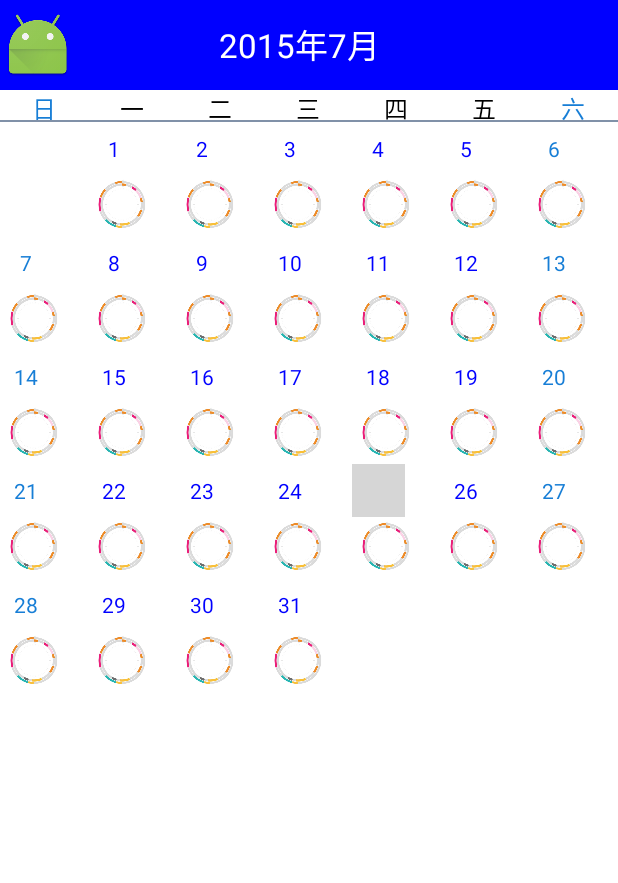
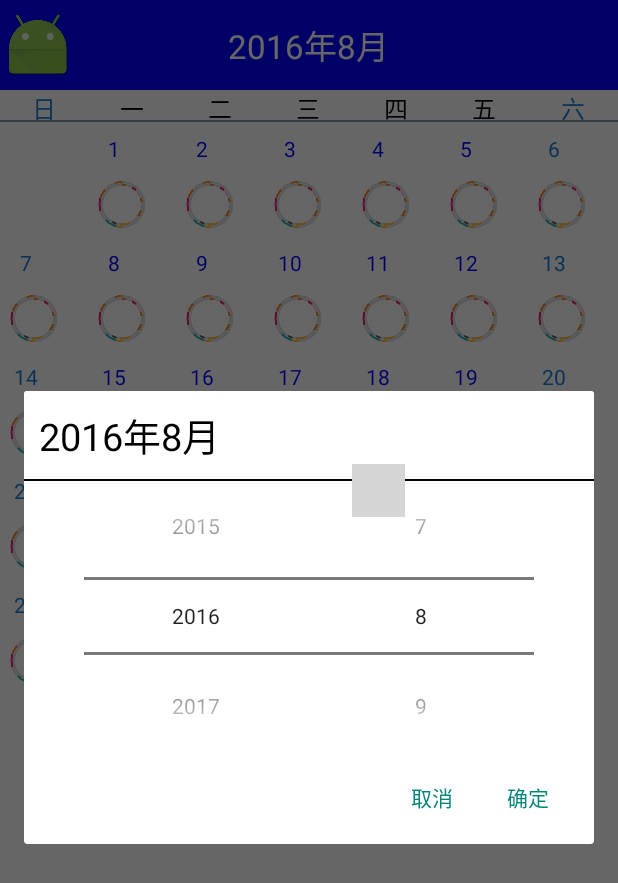
Before and after one commit to Android-YZP/youshi, an Android app: the MonthActivity screen opened directly, with no data from a screen before it, after a tap on "2016年8月", on a phone screen of 412 x 824 dp. Shown: the top 883 px of the screen. Run offline under Robolectric (Android 15) with nearby library versions, the phone set to English and light mode, and no system bars; libraries missing offline, so code that uses them is left out: org.xutils, org.xutils.common; 3 statements that could not run were skipped; grey boxes are pictures that could not be loaded.

Commit message:
今日界面---完成周视图与月视图之间的界面逻辑跳转.

```diff
--- a/app/src/main/AndroidManifest.xml
+++ b/app/src/main/AndroidManifest.xml
@@ -13,16 +13,15 @@
         android:supportsRtl="true"
         android:theme="@style/AppTheme">
         <activity android:name=".MainActivity"></activity>
-        <activity android:name=".activity.TestMsgActivity">
+        <activity android:name=".activity.TestMsgActivity" android:launchMode="singleTask">
             <intent-filter>
                 <action android:name="android.intent.action.MAIN" />
-
                 <category android:name="android.intent.category.LAUNCHER" />
             </intent-filter>
         </activity>
         <activity
             android:name=".fragment.month.MonthActivity"
-            android:theme="@style/Theme.AppCompat.NoActionBar" />
+            android:theme="@style/Theme.AppCompat.Light.NoActionBar" />
         <activity android:name=".activity.TestNetActivity"></activity>
     </application>
 
--- a/app/src/main/java/com/mkch/youshi/activity/TestNetActivity.java
+++ b/app/src/main/java/com/mkch/youshi/activity/TestNetActivity.java
@@ -24,7 +24,7 @@ public class TestNetActivity extends AppCompatActivity {
         RequestParams params = new RequestParams("http://www.baidu.com");
         x.http().get(params, new Callback.CommonCallback<String>() {
             @Override
-                public void onCancelled(Callback.CancelledException arg0) {
+            public void onCancelled(Callback.CancelledException arg0) {
                 LogUtil.d("取消");
             }
 
--- a/app/src/main/java/com/mkch/youshi/fragment/month/MonthActivity.java
+++ b/app/src/main/java/com/mkch/youshi/fragment/month/MonthActivity.java
@@ -1,31 +1,43 @@
 package com.mkch.youshi.fragment.month;
 
+import android.content.Context;
+import android.content.DialogInterface;
+import android.content.Intent;
+import android.content.SharedPreferences;
 import android.graphics.Color;
 import android.graphics.drawable.ColorDrawable;
 import android.os.Bundle;
 import android.os.Message;
 import android.support.v4.view.ViewPager;
+import android.support.v7.app.AlertDialog;
 import android.support.v7.app.AppCompatActivity;
 import android.util.Log;
 import android.view.Display;
 import android.view.Gravity;
+import android.view.LayoutInflater;
 import android.view.View;
+import android.view.Window;
 import android.view.WindowManager;
-import android.view.animation.AnimationUtils;
+import android.widget.Adapter;
 import android.widget.AdapterView;
+import android.widget.EditText;
 import android.widget.GridView;
 import android.widget.ImageView;
 import android.widget.LinearLayout;
+import android.widget.NumberPicker;
 import android.widget.TextView;
 import android.widget.Toast;
+
 import com.mkch.youshi.R;
+import com.mkch.youshi.activity.TestMsgActivity;
 
 import org.xutils.common.util.LogUtil;
 
+import java.text.ParseException;
 import java.text.SimpleDateFormat;
 import java.util.Date;
 
-public class MonthActivity extends AppCompatActivity{
+public class MonthActivity extends AppCompatActivity {
     private static final int SUCCESS = 1;
     //    private GestureDetector gestureDetector = null;
     private CalendarAdapter calV = null;
@@ -36,6 +48,10 @@ public class MonthActivity extends AppCompatActivity{
     private int month_c = 0;
     private int day_c = 0;
     private String currentDate = "";
+    private NumberPicker mNpSelectYear;
+    private NumberPicker mNpSelectMonth;
+    private TextView mTvNumPicMonthTitle;
+    private TextView mTvNumPicYearTitle;
     /**
      * 当前的年月，现在日历顶端
      */
@@ -64,7 +80,10 @@ public class MonthActivity extends AppCompatActivity{
             }
         }
     };
+
     private int temp = 498;
+    private int mCurrentPos = 0;
+    private ImageView mIvBack;
 
     public MonthActivity() {
         Date date = new Date();
@@ -87,52 +106,48 @@ public class MonthActivity extends AppCompatActivity{
     //初始化数据
     private void initData() {
         //CalendarCard[] views = new CalendarCard[3];
+        //拿到从周视图传递过来的数据
+        Intent _intent = getIntent();
+        String _chooseDate = _intent.getStringExtra("ChooseDate");
+        LogUtil.d(_chooseDate+"------------------------------");
+        //如果检测到不是当天的日期,就改变月视图的初始值
+        if (!_chooseDate.contains("今日")){
+            try {
+                SimpleDateFormat sdf = new SimpleDateFormat("yyyy-M-d");
+                Date parseDate = sdf.parse(_chooseDate);
+                currentDate = sdf.format(parseDate); // 当期日期
+            } catch (ParseException e) {
+                e.printStackTrace();
+            }
+            year_c = Integer.parseInt(currentDate.split("-")[0]);
+            month_c = Integer.parseInt(currentDate.split("-")[1]);
+            day_c = Integer.parseInt(currentDate.split("-")[2]);
+        }
+        //初始化6个页面
         GridView[] views = new GridView[6];//初始化数据
         for (int i = 0; i < 6; i++) {
             GridView gridView = addGridView2();
             calV = new CalendarAdapter(this, getResources(), jumpMonth + i, jumpYear, year_c, month_c, day_c);
             gridView.setAdapter(calV);
             views[i] = gridView;
-            LogUtil.d(i+"YZP");
+            LogUtil.d(i + "YZP");
         }
         gridViewPagerAdapter = new PagerAdapter<>(views);
         viewPager.setAdapter(gridViewPagerAdapter);
         viewPager.setCurrentItem(498);
         //初始化日期Adapter,用于显示数据
-        calV = new CalendarAdapter(this, getResources(), jumpMonth, jumpYear, year_c, month_c, day_c);
-        addGridView();//添加一个GridView布局显示当前月的数据
-        gridView.setAdapter(calV);//设置Adapter显示数据
-        addTextToTopTextView(currentMonth);//顶部的当前日期显示
+        currentMonth.setText(year_c + "年" + month_c + "月");
     }
 
     //查找布局文件的对象
     private void findView() {
         currentMonth = (TextView) findViewById(R.id.tv_month_date);
+        mIvBack = (ImageView) findViewById(R.id.iv_month_back);
         viewPager = (ViewPager) findViewById(R.id.vp);
     }
 
-//    //初始化手势识别器
-//    private class MyGestureListener extends GestureDetector.SimpleOnGestureListener {
-//        @Override
-//        public boolean onFling(MotionEvent e1, MotionEvent e2, float velocityX, float velocityY) {
-//            int gvFlag = 0; // 每次添加gridview到viewflipper中时给的标记.0
-//            if (e1.getY() - e2.getY() > 120) {
-//                // 像左滑动
-//                enterNextMonth(gvFlag);
-//                return true;
-//            } else if (e1.getY() - e2.getY() < -120) {
-//                // 向右滑动
-//                enterPrevMonth(gvFlag);
-//                return true;
-//            }
-//            return false;
-//        }
-//    }
-
     /**
      * 移动到下一个月
-     *
-     * @param gvFlag
      */
     private void enterNextMonth(int gvFlag) {
         addGridView(); // 添加一个gridView
@@ -142,17 +157,22 @@ public class MonthActivity extends AppCompatActivity{
         addTextToTopTextView(currentMonth); // 移动到下一月后，将当月显示在头标题中
     }
 
-//    // 更新日历视图
-//    private void updateCalendarView(int arg0) {
-//        mShowViews = adapter.getAllItems();
-//        if (mDirection == SildeDirection.RIGHT) {
-//            mShowViews[arg0 % mShowViews.length].rightSlide();
-//        } else if (mDirection == SildeDirection.LEFT) {
-//            mShowViews[arg0 % mShowViews.length].leftSlide();
-//        }
-//        mDirection = SildeDirection.NO_SILDE;
-//    }
-
+    /**
+     * 选择事件事件的处理
+     * 拿到GridView重新设置Adapter
+     */
+    private void enterNextMonth3(final int pos, final int year, final int month) {
+        new Thread(new Runnable() {
+            @Override
+            public void run() {
+                GridView[] allItems = gridViewPagerAdapter.getAllItems();
+                allItem = allItems[pos % allItems.length];
+                calV = new CalendarAdapter(MonthActivity.this, getResources(), year, month, 4);
+//                mHandler.sendEmptyMessage(SUCCESS);
+                mHandler.sendEmptyMessageDelayed(SUCCESS, 200);
+            }
+        }).start();
+    }
 
     /**
      * 左右滑动事件的处理
@@ -163,16 +183,16 @@ public class MonthActivity extends AppCompatActivity{
         new Thread(new Runnable() {
             @Override
             public void run() {
-                temp = pos - temp;
+                temp = pos - temp;//判断是左还是右划的算法。
                 if (temp > 0) {
-                    jumpMonth++;
+                    if (jumpMonth != (2049 - year_c) * 12 + (12 - month_c))//判断是否到2049年12月，到达这一个月就不再让jumpMonth增加，
+                        jumpMonth++;
                     temp = pos;
-                } else {
+                } else if (temp < 0) {
                     jumpMonth--;
                     temp = pos;
                 }
                 GridView[] allItems = gridViewPagerAdapter.getAllItems();
-                Log.d("posYZP", "YZP" + (pos % allItems.length));
                 allItem = allItems[pos % allItems.length];
                 calV = new CalendarAdapter(MonthActivity.this, MonthActivity.this.getResources(), jumpMonth, jumpYear, year_c, month_c, day_c);
 //                mHandler.sendEmptyMessage(SUCCESS);
@@ -183,7 +203,8 @@ public class MonthActivity extends AppCompatActivity{
 
     /**
      * 移动到上一个月
-     *  @param gvFlag
+     *
+     * @param gvFlag
      */
     private void enterPrevMonth(int gvFlag) {
         addGridView(); // 添加一个gridView
@@ -195,6 +216,7 @@ public class MonthActivity extends AppCompatActivity{
 
     /**
      * 添加头部的年份 闰哪月等信息
+     *
      * @param view
      */
     public void addTextToTopTextView(TextView view) {
@@ -202,6 +224,7 @@ public class MonthActivity extends AppCompatActivity{
         // draw = getResources().getDrawable(R.drawable.top_day);
         // view.setBackgroundDrawable(draw);
         textDate.append(calV.getShowYear()).append("年").append(calV.getShowMonth()).append("月").append("\t");
+        LogUtil.d(calV.getShowMonth() + "----------------");
         view.setText(textDate);
     }
 
@@ -226,37 +249,12 @@ public class MonthActivity extends AppCompatActivity{
         // 去除gridView边框
         gridView.setVerticalSpacing(1);
         gridView.setHorizontalSpacing(1);
-//        gridView.setOnTouchListener(new View.OnTouchListener() {
-//            // 将gridview中的触摸事件回传给gestureDetector
-//            public boolean onTouch(View v, MotionEvent event) {
-//                return MonthActivity.this.gestureDetector.onTouchEvent(event);
-//            }
-//        });
-
-        gridView.setOnItemClickListener(new AdapterView.OnItemClickListener() {
-            @Override
-            public void onItemClick(AdapterView<?> arg0, View arg1, int position, long arg3) {
-                // 点击任何一个item，得到这个item的日期(排除点击的是周日到周六(点击不响应))
-                int startPosition = calV.getStartPositon();
-                int endPosition = calV.getEndPosition();
-                if (startPosition <= position + 7 && position <= endPosition - 7) {
-                    String scheduleDay = calV.getDateByClickItem(position).split("\\.")[0]; // 这一天的阳历
-                    // String scheduleLunarDay =
-                    // calV.getDateByClickItem(position).split("\\.")[1];
-                    // //这一天的阴历
-                    String scheduleYear = calV.getShowYear();
-                    String scheduleMonth = calV.getShowMonth();
-                    Toast.makeText(MonthActivity.this, scheduleYear + "-" + scheduleMonth + "-" + scheduleDay, Toast.LENGTH_SHORT).show();
-                    // Toast.makeText(CalendarActivity.this, "点击了该条目",
-                    // Toast.LENGTH_SHORT).show();
-                }
-            }
-        });
         gridView.setLayoutParams(params);
     }
 
     private GridView addGridView2() {
-        LinearLayout.LayoutParams params = new LinearLayout.LayoutParams(LinearLayout.LayoutParams.MATCH_PARENT, LinearLayout.LayoutParams.MATCH_PARENT);
+        LinearLayout.LayoutParams params = new LinearLayout.LayoutParams(LinearLayout.LayoutParams.MATCH_PARENT,
+                LinearLayout.LayoutParams.MATCH_PARENT);
         // 取得屏幕的宽度和高度
         WindowManager windowManager = getWindowManager();
         Display display = windowManager.getDefaultDisplay();
@@ -265,7 +263,6 @@ public class MonthActivity extends AppCompatActivity{
         GridView _gridView = new GridView(this);
         _gridView.setNumColumns(7);
         _gridView.setColumnWidth(40);
-        // gridView.setStretchMode(GridView.STRETCH_COLUMN_WIDTH);
         if (Width == 720 && Height == 1280) {
             _gridView.setColumnWidth(40);
         }
@@ -274,18 +271,12 @@ public class MonthActivity extends AppCompatActivity{
         // 去除gridView边框
         _gridView.setVerticalSpacing(1);
         _gridView.setHorizontalSpacing(1);
-//        _gridView.setOnTouchListener(new View.OnTouchListener() {
-//            // 将gridview中的触摸事件回传给gestureDetector
-//
-//            public boolean onTouch(View v, MotionEvent event) {
-//                return MonthActivity.this.gestureDetector.onTouchEvent(event);
-//            }
-//        });
 
         _gridView.setOnItemClickListener(new AdapterView.OnItemClickListener() {
             @Override
             public void onItemClick(AdapterView<?> arg0, View arg1, int position, long arg3) {
                 // 点击任何一个item，得到这个item的日期(排除点击的是周日到周六(点击不响应))
+                calV= (CalendarAdapter) arg0.getAdapter();//得到当前的adapter
                 int startPosition = calV.getStartPositon();
                 int endPosition = calV.getEndPosition();
                 if (startPosition <= position + 7 && position <= endPosition - 7) {
@@ -299,6 +290,13 @@ public class MonthActivity extends AppCompatActivity{
                     // Toast.LENGTH_SHORT).show();
 //                    TextView textView = (TextView) arg1.findViewById(R.id.tvtext);
 //                    textView.setTextColor(Color.RED);
+
+                    //跳转周视图界面
+                    String _ChooseDate = scheduleYear + "-" + scheduleMonth + "-" + scheduleDay;
+                    Intent intent = new Intent(MonthActivity.this, TestMsgActivity.class);
+                    intent.putExtra("Date",_ChooseDate);
+                    finish();
+                    startActivity(intent);
                 }
             }
         });
@@ -308,26 +306,26 @@ public class MonthActivity extends AppCompatActivity{
 
     //设置监听
     private void setListener() {
+        mIvBack.setOnClickListener(new View.OnClickListener() {
+            @Override
+            public void onClick(View v) {
+                finish();
+                startActivity(new Intent(MonthActivity.this,TestMsgActivity.class));
+            }
+        });
+
         currentMonth.setOnClickListener(new View.OnClickListener() {
-
             @Override
             public void onClick(View arg0) {
-                Toast.makeText(MonthActivity.this, "点击时间了", Toast.LENGTH_SHORT).show();
-                calV = new CalendarAdapter(MonthActivity.this, getResources(), 2015, 7, 4);
-                addGridView();//添加一个GridView布局显示当前月的数据
-                gridView.setAdapter(calV);//设置Adapter显示数据
-                addTextToTopTextView(currentMonth);//顶部的当前日期显示
-                //计算出与当前位置的偏差。
-                jumpMonth = -13;//1年龄3个月
+                showSelectDialog(year_c, month_c, year_c + "", month_c + "");
             }
         });
 
         viewPager.setOnPageChangeListener(new ViewPager.OnPageChangeListener() {
-
             @Override
             public void onPageSelected(int position) {
-                Log.d("viewPager的位置", "YZP" + position);
                 enterNextMonth2(position);
+                mCurrentPos = position;
             }
 
             @Override
@@ -340,9 +338,70 @@ public class MonthActivity extends AppCompatActivity{
 
             }
         });
-
-
     }
 
+    /**
+     * 弹出日期选择框
+     */
+    private void showSelectDialog(int CurrentValueYear, int CurrentValueMonth, String CurrentYear, String CurrentMonth) {
+        final AlertDialog.Builder builder = new AlertDialog.Builder(MonthActivity.this);
+        final LayoutInflater inflater = LayoutInflater.from(MonthActivity.this);
+        View v = inflater.inflate(R.layout.num_picker_dialog, null);
+        mNpSelectYear = (NumberPicker) v.findViewById(R.id.np_select_year);
+        mTvNumPicMonthTitle = (TextView) v.findViewById(R.id.tv_number_picker_month_title);
+        mTvNumPicYearTitle = (TextView) v.findViewById(R.id.tv_number_picker_year_title);
+        mNpSelectMonth = (NumberPicker) v.findViewById(R.id.np_select_month);
+        mNpSelectYear.setMinValue(1945);//初始化年设置属性
+        mNpSelectYear.setMaxValue(2049);
+        mNpSelectYear.setValue(CurrentValueYear);
+        mNpSelectMonth.setMinValue(1);//初始化月设置属性
+        mNpSelectMonth.setMaxValue(12);
+        mNpSelectMonth.setValue(CurrentValueMonth);
+        mTvNumPicYearTitle.setText(CurrentYear + "年");
+        mTvNumPicMonthTitle.setText(CurrentMonth + "月");
+        builder.setView(v);
+        mNpSelectYear.setOnValueChangedListener(new NumberPicker.OnValueChangeListener() {
+            @Override
+            public void onValueChange(NumberPicker picker, int oldVal, int newVal) {
+                mTvNumPicYearTitle.setText(newVal + "年");
+            }
+        });
+        mNpSelectMonth.setOnValueChangedListener(new NumberPicker.OnValueChangeListener() {
+            @Override
+            public void onValueChange(NumberPicker picker, int oldVal, int newVal) {
+                mTvNumPicMonthTitle.setText(newVal + "月");
+            }
+        });
+
+        builder.setNegativeButton("取消", new DialogInterface.OnClickListener() {
+            public void onClick(DialogInterface dialog, int which) {
+            }
+        });
+        builder.setPositiveButton("确定", new DialogInterface.OnClickListener() {
+            public void onClick(DialogInterface dialog, int which) {
+                int valueYear = mNpSelectYear.getValue();
+                int valueMonth = mNpSelectMonth.getValue();
+                enterNextMonth3(mCurrentPos, valueYear, valueMonth);//刷新界面
+                //计算跳转的位置
+                jumpMonth = (valueYear - year_c) * 12 + (valueMonth - month_c);//跳转到选择的位置
+            }
+        });
+        builder.create().show();
+    }
+
+    /**
+     * 监听Back键按下事件,方法1:
+     * 注意:
+     * super.onBackPressed()会自动调用finish()方法,关闭
+     * 当前Activity.
+     * 若要屏蔽Back键盘,注释该行代码即可
+     */
+    @Override
+    public void onBackPressed() {
+        this.finish();
+        jumpMonth = 0;
+        System.out.println("按下了back键   onBackPressed()");
+        startActivity(new Intent(MonthActivity.this,TestMsgActivity.class));
+    }
 
 }
--- /dev/null
+++ b/app/src/main/res/layout/num_picker_dialog.xml
@@ -0,0 +1,55 @@
+<?xml version="1.0" encoding="utf-8"?>
+<LinearLayout xmlns:android="http://schemas.android.com/apk/res/android"
+    android:layout_width="match_parent"
+    android:layout_height="match_parent"
+    android:background="#fff"
+    android:orientation="vertical">
+
+    <LinearLayout
+        android:layout_width="match_parent"
+        android:layout_height="wrap_content"
+        android:orientation="horizontal"
+        android:padding="10dp">
+
+        <TextView
+            android:id="@+id/tv_number_picker_year_title"
+            android:layout_width="wrap_content"
+            android:layout_height="wrap_content"
+            android:textColor="#000"
+            android:textSize="25sp" />
+
+        <TextView
+            android:id="@+id/tv_number_picker_month_title"
+            android:layout_width="wrap_content"
+            android:layout_height="wrap_content"
+            android:textColor="#000"
+            android:textSize="25sp" />
+
+    </LinearLayout>
+
+
+    <View
+        android:layout_width="match_parent"
+        android:layout_height="2px"
+        android:background="#000" />
+
+    <LinearLayout
+        android:layout_width="match_parent"
+        android:layout_height="match_parent"
+        android:orientation="horizontal"
+        android:paddingLeft="40dp"
+        android:paddingRight="40dp"
+        android:weightSum="10">
+
+        <NumberPicker
+            android:id="@+id/np_select_year"
+            android:layout_width="0dp"
+            android:layout_height="match_parent"
+            android:layout_weight="5" />
+        <NumberPicker
+            android:id="@+id/np_select_month"
+            android:layout_width="0dp"
+            android:layout_height="match_parent"
+            android:layout_weight="5" />
+    </LinearLayout>
+</LinearLayout>
```
Also changed, not shown: app/src/main/java/com/mkch/youshi/activity/TestMsgActivity.java (+12 -1 lines), app/src/main/java/com/mkch/youshi/fragment/TodayFragment.java (+64 -47 lines), app/src/main/java/com/mkch/youshi/fragment/month/PagerAdapter.java (+6 -1 lines).
